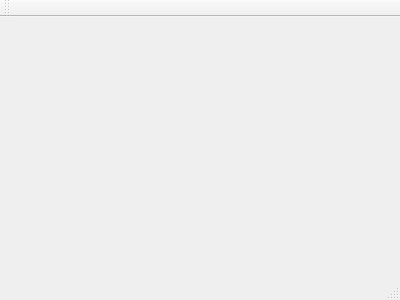
Old version of the form openCVStabilizer/MainWindow.ui in the repository Aerobota/OpenCV.
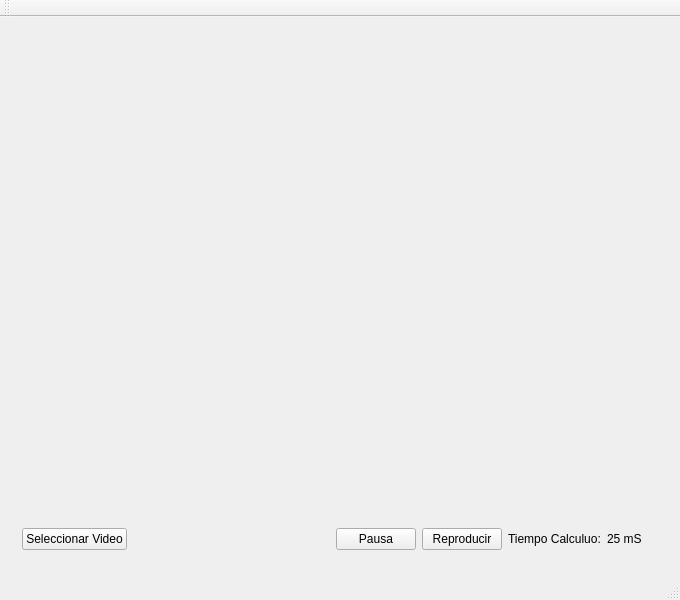
New version of the form.

Commit message: Video Stabilizer fully working on OpenCV in real time. Frame rate being reported is wrong. Need to check that

```diff
--- a/openCVStabilizer/MainWindow.ui
+++ b/openCVStabilizer/MainWindow.ui
@@ -1,24 +1,159 @@
 <ui version="4.0">
  <class>MainWindow</class>
- <widget class="QMainWindow" name="MainWindow" >
-  <property name="geometry" >
+ <widget class="QMainWindow" name="MainWindow">
+  <property name="geometry">
    <rect>
     <x>0</x>
     <y>0</y>
-    <width>400</width>
-    <height>300</height>
+    <width>680</width>
+    <height>600</height>
    </rect>
   </property>
-  <property name="windowTitle" >
+  <property name="sizePolicy">
+   <sizepolicy hsizetype="Fixed" vsizetype="Fixed">
+    <horstretch>0</horstretch>
+    <verstretch>0</verstretch>
+   </sizepolicy>
+  </property>
+  <property name="minimumSize">
+   <size>
+    <width>680</width>
+    <height>600</height>
+   </size>
+  </property>
+  <property name="maximumSize">
+   <size>
+    <width>680</width>
+    <height>600</height>
+   </size>
+  </property>
+  <property name="windowTitle">
    <string>MainWindow</string>
   </property>
-  <widget class="QMenuBar" name="menuBar" />
-  <widget class="QToolBar" name="mainToolBar" />
-  <widget class="QWidget" name="centralWidget" />
-  <widget class="QStatusBar" name="statusBar" />
+  <widget class="QWidget" name="centralWidget">
+   <widget class="QWidget" name="">
+    <property name="geometry">
+     <rect>
+      <x>11</x>
+      <y>11</y>
+      <width>642</width>
+      <height>536</height>
+     </rect>
+    </property>
+    <layout class="QVBoxLayout" name="verticalLayout">
+     <item>
+      <widget class="QLabel" name="lbImage">
+       <property name="sizePolicy">
+        <sizepolicy hsizetype="Fixed" vsizetype="Fixed">
+         <horstretch>0</horstretch>
+         <verstretch>0</verstretch>
+        </sizepolicy>
+       </property>
+       <property name="minimumSize">
+        <size>
+         <width>640</width>
+         <height>480</height>
+        </size>
+       </property>
+       <property name="maximumSize">
+        <size>
+         <width>640</width>
+         <height>480</height>
+        </size>
+       </property>
+       <property name="text">
+        <string/>
+       </property>
+      </widget>
+     </item>
+     <item>
+      <layout class="QHBoxLayout" name="horizontalLayout_4">
+       <item>
+        <layout class="QHBoxLayout" name="horizontalLayout_2">
+         <item>
+          <widget class="QPushButton" name="btSelect">
+           <property name="text">
+            <string>Seleccionar Video</string>
+           </property>
+          </widget>
+         </item>
+         <item>
+          <spacer name="horizontalSpacer">
+           <property name="orientation">
+            <enum>Qt::Horizontal</enum>
+           </property>
+           <property name="sizeHint" stdset="0">
+            <size>
+             <width>40</width>
+             <height>20</height>
+            </size>
+           </property>
+          </spacer>
+         </item>
+         <item>
+          <layout class="QHBoxLayout" name="horizontalLayout">
+           <item>
+            <widget class="QPushButton" name="btPause">
+             <property name="text">
+              <string>Pausa</string>
+             </property>
+            </widget>
+           </item>
+           <item>
+            <widget class="QPushButton" name="btPlay">
+             <property name="text">
+              <string>Reproducir</string>
+             </property>
+            </widget>
+           </item>
+          </layout>
+         </item>
+        </layout>
+       </item>
+       <item>
+        <layout class="QHBoxLayout" name="horizontalLayout_3">
+         <item>
+          <widget class="QLabel" name="label">
+           <property name="text">
+            <string>Tiempo Calculuo:</string>
+           </property>
+          </widget>
+         </item>
+         <item>
+          <widget class="QLabel" name="lbTime">
+           <property name="text">
+            <string>25 mS</string>
+           </property>
+          </widget>
+         </item>
+        </layout>
+       </item>
+      </layout>
+     </item>
+    </layout>
+   </widget>
+  </widget>
+  <widget class="QMenuBar" name="menuBar">
+   <property name="geometry">
+    <rect>
+     <x>0</x>
+     <y>0</y>
+     <width>680</width>
+     <height>22</height>
+    </rect>
+   </property>
+  </widget>
+  <widget class="QToolBar" name="mainToolBar">
+   <attribute name="toolBarArea">
+    <enum>TopToolBarArea</enum>
+   </attribute>
+   <attribute name="toolBarBreak">
+    <bool>false</bool>
+   </attribute>
+  </widget>
+  <widget class="QStatusBar" name="statusBar"/>
  </widget>
- <layoutDefault spacing="6" margin="11" />
- <pixmapfunction></pixmapfunction>
+ <layoutdefault spacing="6" margin="11"/>
  <resources/>
  <connections/>
 </ui>
```
Left out of the diff: 1 changed line with no effect on the pictures. The commit also changes 4 other files.
